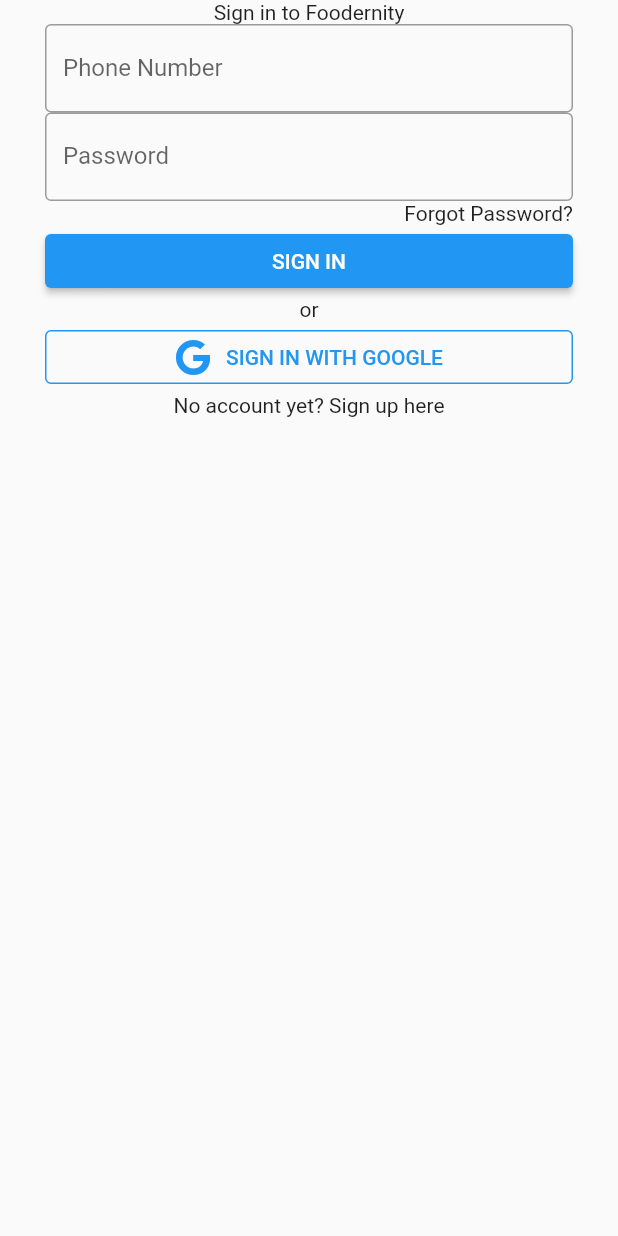
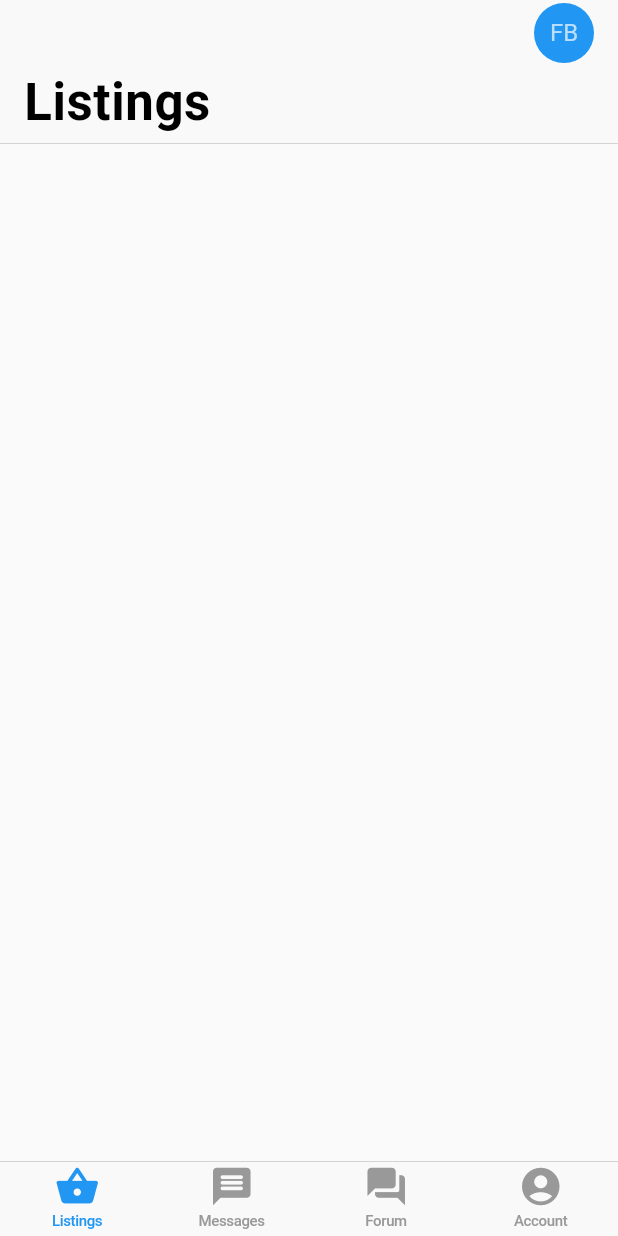
Before and after one commit to fhillipbagsic/foodernity-mobile, a Flutter app: the screen it shows after launch, on a phone screen of 412 x 824 dp. Run offline on Flutter 3.47's test engine with Material 2 defaults, Android fonts, the phone set to English and light mode, and no system bars; our stand-ins replace font_awesome_flutter.

Commit message:
Update home

```diff
--- /dev/null
+++ b/lib/Pages/Home.dart
@@ -0,0 +1,61 @@
+import 'package:flutter/cupertino.dart';
+import 'package:flutter/material.dart';
+import 'package:my_app/Pages/Account.dart';
+import 'package:my_app/Pages/Forum.dart';
+import 'package:my_app/Pages/Listings.dart';
+import 'package:my_app/Pages/Messages.dart';
+
+class Home extends StatefulWidget {
+  @override
+  _HomeState createState() => _HomeState();
+}
+
+class _HomeState extends State<Home> {
+  int _currentIndex = 0;
+
+  final List<Widget> _children = [
+    PlaceholderWidget(Listings()),
+    PlaceholderWidget(Messages()),
+    PlaceholderWidget(Forum()),
+    PlaceholderWidget(Account())
+  ];
+
+  @override
+  Widget build(BuildContext context) {
+    return Scaffold(
+        body: SafeArea(child: _children[_currentIndex]),
+        bottomNavigationBar: CupertinoTabBar(
+          currentIndex: _currentIndex,
+          onTap: onTabTapped,
+          items: [
+            BottomNavigationBarItem(
+                icon: Icon(Icons.shopping_basket_rounded), label: 'Listings'),
+            BottomNavigationBarItem(
+                icon: Icon(Icons.message_rounded), label: 'Messages'),
+            BottomNavigationBarItem(
+                icon: Icon(Icons.question_answer_rounded), label: 'Forum'),
+            BottomNavigationBarItem(
+                icon: Icon(Icons.account_circle), label: 'Account'),
+          ],
+        ));
+  }
+
+  void onTabTapped(int index) {
+    setState(() {
+      _currentIndex = index;
+    });
+  }
+}
+
+class PlaceholderWidget extends StatelessWidget {
+  final Widget widget;
+
+  PlaceholderWidget(this.widget);
+
+  @override
+  Widget build(BuildContext context) {
+    return Container(
+      child: widget,
+    );
+  }
+}
--- /dev/null
+++ b/lib/Pages/Listings.dart
@@ -0,0 +1,27 @@
+import 'package:flutter/cupertino.dart';
+import 'package:flutter/material.dart';
+import 'package:my_app/Widgets/NavigationBar.dart';
+
+class Listings extends StatelessWidget {
+  @override
+  Widget build(BuildContext context) {
+    return Scaffold(
+      body: SafeArea(
+        child: CustomScrollView(
+          physics: ClampingScrollPhysics(),
+          slivers: [
+            NavigationBar(
+              title: 'Listings',
+            ),
+          ],
+        ),
+      ),
+    );
+  }
+}
+
+Widget _a() {
+  return (SliverToBoxAdapter(
+    child: Text('data'),
+  ));
+}
--- a/lib/Pages/Account/Signin.dart
+++ b/lib/Pages/Signin.dart
@@ -1,5 +1,6 @@
 import 'package:flutter/material.dart';
 import 'package:font_awesome_flutter/font_awesome_flutter.dart';
+import 'package:my_app/styles.dart';
 
 class Signin extends StatelessWidget {
   @override
@@ -14,13 +15,13 @@ class Signin extends StatelessWidget {
           child: Column(
             children: [
               Text('Sign in to Foodernity'),
-              phoneNumberField(),
-              passwordField(),
-              forgotPassword(),
-              signinButton(),
+              _phoneNumberField(),
+              _passwordField(),
+              _forgotPassword(),
+              _signinButton(),
               Text('or'),
-              googleButton(),
-              noAccount(),
+              _googleButton(),
+              _noAccount(),
             ],
           ),
         ),
@@ -29,28 +30,31 @@ class Signin extends StatelessWidget {
   }
 }
 
-Widget phoneNumberField() {
+Widget _phoneNumberField() {
   return (TextField(
     decoration: InputDecoration(
         border: OutlineInputBorder(), labelText: 'Phone Number'),
   ));
 }
 
-Widget passwordField() {
+Widget _passwordField() {
   return (TextField(
     decoration:
         InputDecoration(border: OutlineInputBorder(), labelText: 'Password'),
   ));
 }
 
-Widget forgotPassword() {
+Widget _forgotPassword() {
   return (Align(
     alignment: Alignment.centerRight,
-    child: Text('Forgot Password?'),
+    child: Text(
+      'Forgot Password?',
+      style: TextStyle(color: ColorPrimary),
+    ),
   ));
 }
 
-Widget signinButton() {
+Widget _signinButton() {
   return (ElevatedButton(
     onPressed: () {},
     child: Row(
@@ -60,10 +64,10 @@ Widget signinButton() {
   ));
 }
 
-Widget googleButton() {
+Widget _googleButton() {
   return (OutlinedButton(
       onPressed: () {},
-      style: OutlinedButton.styleFrom(side: BorderSide(color: Colors.blue)),
+      style: OutlinedButton.styleFrom(side: BorderSide(color: ColorPrimary)),
       child: Row(
         mainAxisAlignment: MainAxisAlignment.center,
         children: [
@@ -76,6 +80,6 @@ Widget googleButton() {
       )));
 }
 
-Widget noAccount() {
+Widget _noAccount() {
   return (Text('No account yet? Sign up here'));
 }
--- a/lib/main.dart
+++ b/lib/main.dart
@@ -1,6 +1,8 @@
 import 'package:flutter/material.dart';
-import 'package:my_app/Pages/Account/Signin.dart';
+import 'package:my_app/Pages/Home.dart';
+import 'package:my_app/Pages/Listings.dart';
+import 'package:my_app/Pages/Signin.dart';
 
 void main() {
-  runApp(MaterialApp(debugShowCheckedModeBanner: false, home: Signin()));
+  runApp(MaterialApp(debugShowCheckedModeBanner: false, home: Home()));
 }
--- /dev/null
+++ b/lib/styles.dart
@@ -0,0 +1,3 @@
+import 'package:flutter/material.dart';
+
+final ColorPrimary = Color.fromRGBO(33, 150, 243, 1);
```
Also changed, not shown: lib/Pages/Account.dart (added, +20 -0 lines), lib/Pages/Forum.dart (added, +20 -0 lines), lib/Pages/Messages.dart (added, +20 -0 lines), lib/Widgets/NavigationBar.dart (added, +28 -0 lines).
